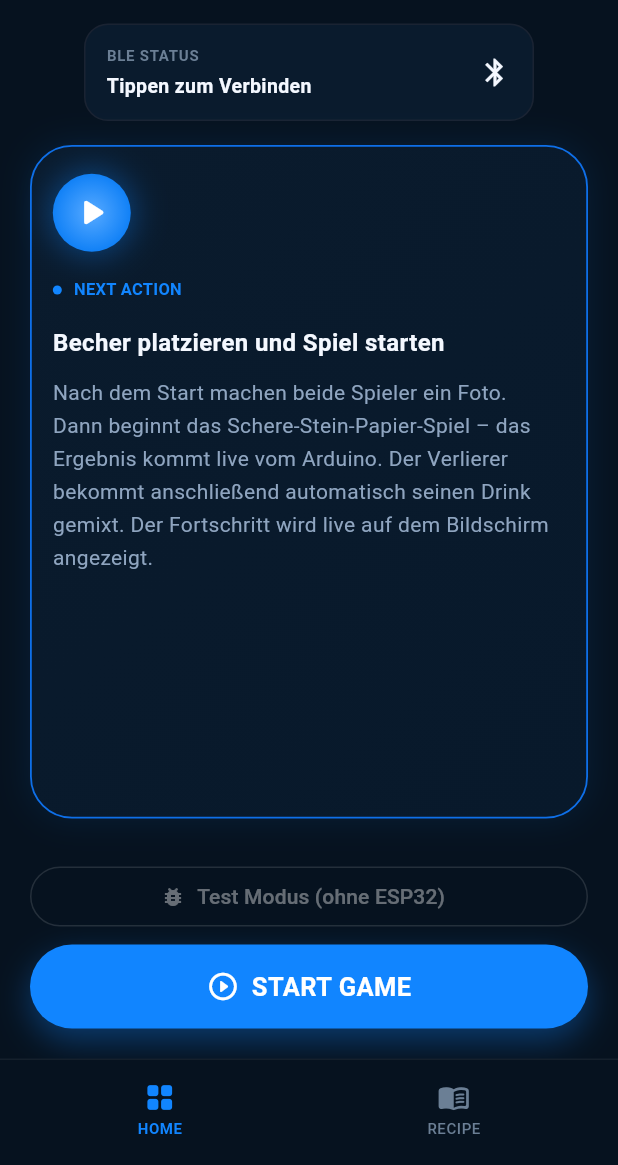
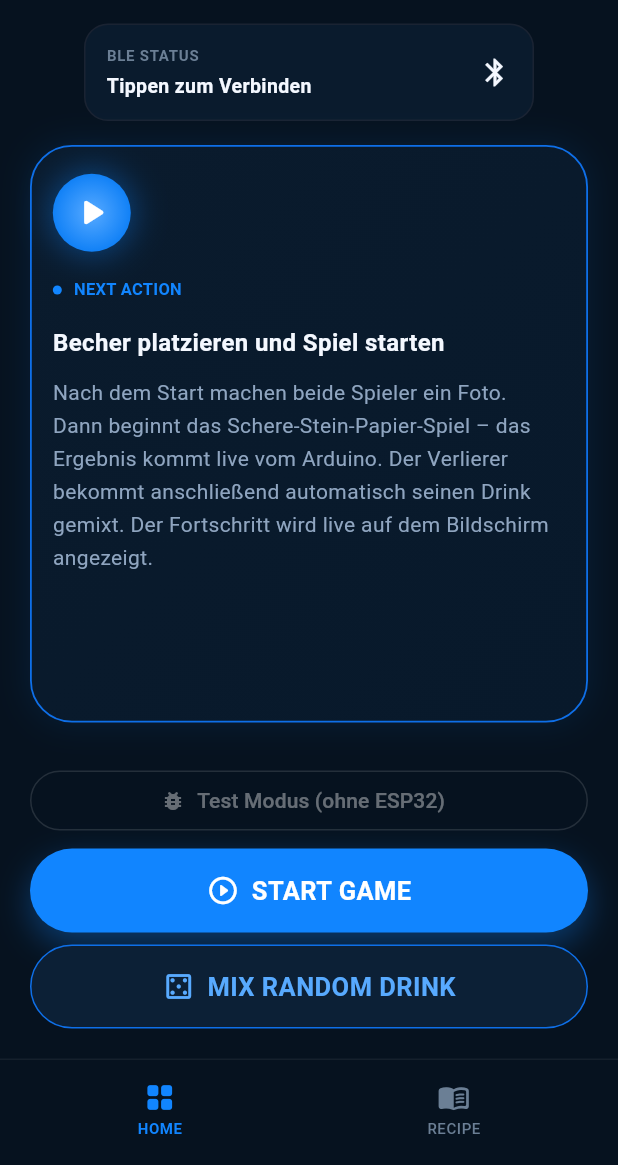
Before and after one commit to Hubert005/IoT_Projekt, a Flutter app: the screen it shows after launch, on a phone screen of 412 x 824 dp, the part 71-1236 px from its top. Run offline on Flutter 3.47's test engine with Material 3 defaults, Android fonts, the light colour scheme and no system bars; our stand-ins replace flutter_blue_plus, image_picker, shared_preferences; missing offline and left inert: flutter_gemma, google_mlkit_face_detection, google_mlkit_image_labeling; project files that could hold a hidden picture were left out.

Commit message:
added random mix button, this commit may be obsolete

```diff
--- /dev/null
+++ b/code/frontend/lib/features/home/components/mix_random_drink_button.dart
@@ -0,0 +1,110 @@
+import 'dart:math';
+
+import 'package:flutter/material.dart';
+
+import '../../../core/theme/app_colors.dart';
+import '../../../services/ble_mixer_service.dart';
+import '../../../services/ble_service.dart';
+import '../../../services/mixer_service.dart';
+import '../../../services/recipe_store.dart';
+
+/// Secondary home-screen button: picks a random cocktail from the generated
+/// pool and sends its pump amounts to the hardware — no game required.
+///
+/// On real hardware it waits for the `mix_ok` confirmation (via
+/// [BleMixerService]); in test mode it uses [MockMixerService] so the home
+/// screen — which has no debug panel to inject `mix_ok` — doesn't hang.
+class MixRandomDrinkButton extends StatefulWidget {
+  const MixRandomDrinkButton({super.key});
+
+  @override
+  State<MixRandomDrinkButton> createState() => _MixRandomDrinkButtonState();
+}
+
+class _MixRandomDrinkButtonState extends State<MixRandomDrinkButton> {
+  bool _isMixing = false;
+
+  void _snack(String message) {
+    if (!mounted) return;
+    ScaffoldMessenger.of(context)
+      ..hideCurrentSnackBar()
+      ..showSnackBar(SnackBar(content: Text(message)));
+  }
+
+  Future<void> _mixRandom() async {
+    final ble = BleService.instance;
+    if (!ble.isConnected && !ble.isTestMode) {
+      _snack('Bitte zuerst ESP32 verbinden oder Test Modus aktivieren.');
+      return;
+    }
+
+    final pool = RecipeStore.instance.pool;
+    if (pool.isEmpty) {
+      _snack('Erst im Rezepte-Tab Cocktails generieren.');
+      return;
+    }
+
+    final cocktail = pool[Random().nextInt(pool.length)];
+    setState(() => _isMixing = true);
+    _snack('Mixe ${cocktail.name}…');
+
+    final MixerService mixer =
+        ble.isTestMode ? MockMixerService() : BleMixerService();
+    try {
+      await mixer.orderDrink(cocktail.toDrink());
+      _snack('Fertig: ${cocktail.name}');
+    } catch (e) {
+      _snack('Mix fehlgeschlagen: $e');
+    } finally {
+      if (mounted) setState(() => _isMixing = false);
+    }
+  }
+
+  @override
+  Widget build(BuildContext context) {
+    return Container(
+      width: double.infinity,
+      height: 56,
+      decoration: BoxDecoration(
+        color: AppColors.surfaceSecondary,
+        borderRadius: BorderRadius.circular(28),
+        border: Border.all(color: AppColors.primaryBorder),
+      ),
+      child: Material(
+        color: Colors.transparent,
+        borderRadius: BorderRadius.circular(28),
+        child: InkWell(
+          borderRadius: BorderRadius.circular(28),
+          onTap: _isMixing ? null : _mixRandom,
+          child: Row(
+            mainAxisAlignment: MainAxisAlignment.center,
+            children: [
+              if (_isMixing)
+                const SizedBox(
+                  width: 20,
+                  height: 20,
+                  child: CircularProgressIndicator(
+                    strokeWidth: 2,
+                    color: AppColors.primaryLight,
+                  ),
+                )
+              else
+                const Icon(Icons.casino_outlined,
+                    color: AppColors.primaryLight, size: 22),
+              const SizedBox(width: 8),
+              Text(
+                _isMixing ? 'MIXE…' : 'MIX RANDOM DRINK',
+                style: const TextStyle(
+                  color: AppColors.primaryLight,
+                  fontWeight: FontWeight.w700,
+                  fontSize: 17,
+                  letterSpacing: 0.3,
+                ),
+              ),
+            ],
+          ),
+        ),
+      ),
+    );
+  }
+}
--- a/code/frontend/lib/features/home/home_page.dart
+++ b/code/frontend/lib/features/home/home_page.dart
@@ -9,6 +9,7 @@ import '../game/photo_capture_page.dart';
 import '../recipes/recipes_page.dart';
 import 'components/bottom_nav_item.dart';
 import 'components/home_status_row.dart';
+import 'components/mix_random_drink_button.dart';
 import 'components/next_action_card.dart';
 import 'components/start_game_button.dart';
 
@@ -102,13 +103,17 @@ class _HomePageState extends State<HomePage> {
             ),
           ),
         Padding(
-          padding: const EdgeInsets.fromLTRB(20, 0, 20, 20),
+          padding: const EdgeInsets.fromLTRB(20, 0, 20, 8),
           child: StartGameButton(
             onTap: () => Navigator.push(
               context,
               MaterialPageRoute(builder: (_) => const PhotoCapturePage()),
             ),
           ),
+        ),
+        const Padding(
+          padding: EdgeInsets.fromLTRB(20, 0, 20, 20),
+          child: MixRandomDrinkButton(),
         ),
       ],
     );
```
